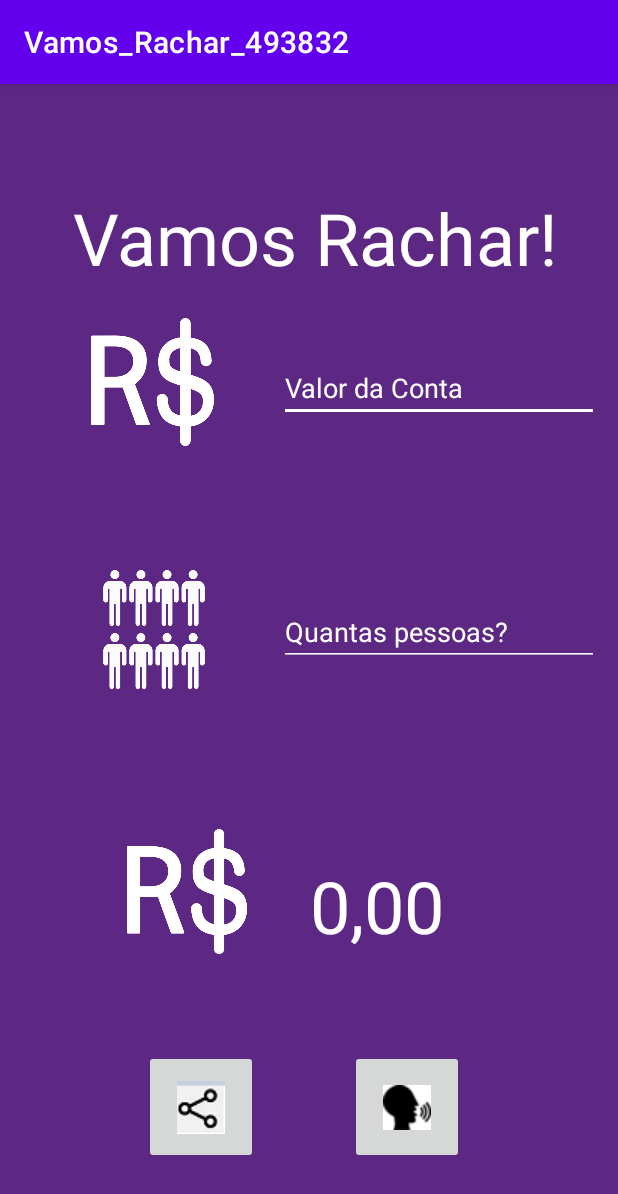
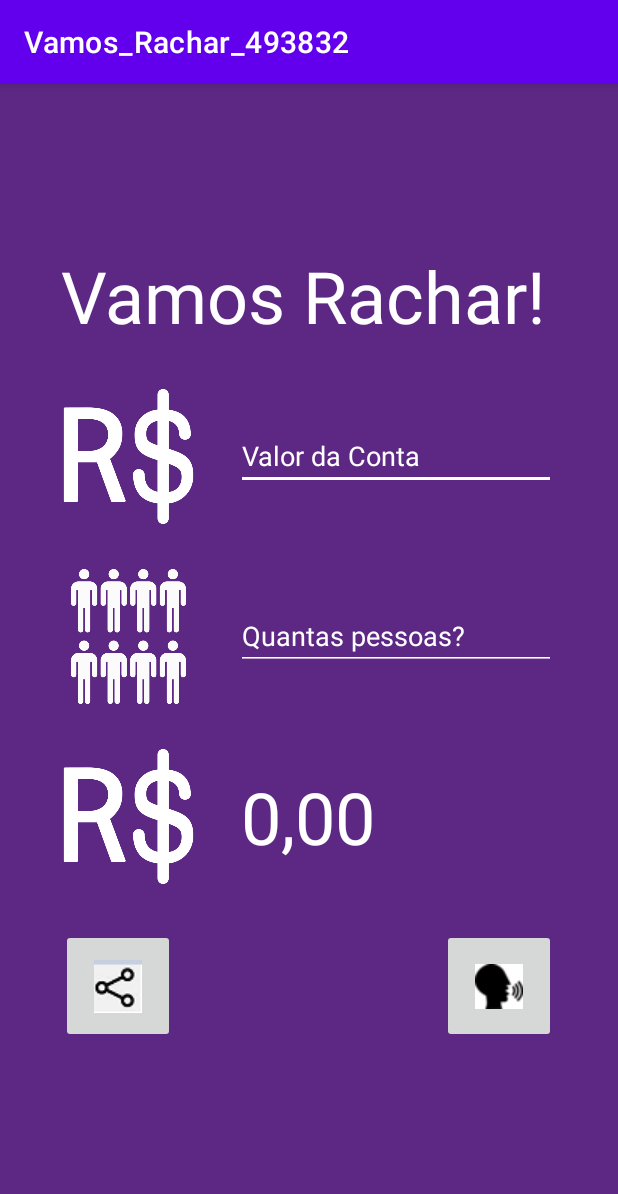
Before and after one commit to Joao-VictorF/VamosRachar, an Android app: the screen it shows after launch (MainActivity), on a phone screen of 412 x 824 dp. Shown: the top 1194 px of the screen. Run offline under Robolectric (Android 15) with nearby library versions, the phone set to English and light mode, and no system bars.

Commit message:
fixing layout responsiveness

```diff
--- a/app/src/main/res/layout/activity_main.xml
+++ b/app/src/main/res/layout/activity_main.xml
@@ -7,134 +7,127 @@
     android:background="#5D2884"
     tools:context=".MainActivity">
 
+    <LinearLayout
+        android:layout_width="330dp"
+        android:layout_height="550dp"
+        android:layout_marginStart="3dp"
+        android:layout_marginEnd="3dp"
+        android:orientation="vertical"
+        app:layout_constraintBottom_toBottomOf="parent"
+        app:layout_constraintEnd_toEndOf="parent"
+        app:layout_constraintHorizontal_bias="0.495"
+        app:layout_constraintStart_toStartOf="parent"
+        app:layout_constraintTop_toTopOf="parent"
+        app:layout_constraintVertical_bias="0.497">
         <TextView
             android:id="@+id/textView"
             android:layout_width="wrap_content"
             android:layout_height="wrap_content"
-        android:layout_marginStart="181dp"
-        android:layout_marginTop="70dp"
-        android:layout_marginEnd="172dp"
             android:text="Vamos Rachar!"
             android:textAppearance="@style/TextAppearance.AppCompat.Large"
             android:textColor="@color/white"
             android:textFontWeight="900"
             android:textSize="48sp"
-        app:layout_constraintEnd_toEndOf="parent"
-        app:layout_constraintStart_toStartOf="parent"
-        app:layout_constraintTop_toTopOf="parent" />
+            />
+
+        <RelativeLayout
+            android:layout_width="match_parent"
+            android:layout_height="wrap_content"
+            android:layout_marginTop="30dp">
 
             <ImageView
                 android:id="@+id/imageView2"
-        android:layout_width="91dp"
-        android:layout_height="85dp"
-        android:layout_marginStart="56dp"
-        android:layout_marginTop="156dp"
-        app:layout_constraintStart_toStartOf="parent"
-        app:layout_constraintTop_toTopOf="parent"
-        app:srcCompat="@drawable/valor" />
+                android:layout_width="90dp"
+                android:layout_height="90dp"
+                app:srcCompat="@drawable/valor"
+                android:layout_centerVertical="true"
+                android:layout_alignParentStart="true"/>
 
             <EditText
                 android:id="@+id/valor"
                 android:layout_width="wrap_content"
                 android:layout_height="wrap_content"
-        android:layout_marginTop="180dp"
+                android:backgroundTint="@android:color/white"
                 android:ems="10"
                 android:hint="Valor da Conta"
                 android:inputType="numberDecimal"
-        app:layout_constraintEnd_toEndOf="parent"
-        app:layout_constraintHorizontal_bias="0.935"
-        app:layout_constraintStart_toStartOf="parent"
                 android:textColor="@color/white"
                 android:textColorHint="@android:color/white"
-        android:backgroundTint="@android:color/white"
-        app:layout_constraintTop_toTopOf="parent" />
+                android:layout_centerVertical="true"
+                android:layout_alignParentEnd="true" />
+        </RelativeLayout>
 
+        <RelativeLayout
+            android:layout_width="match_parent"
+            android:layout_height="wrap_content"
+            android:layout_marginTop="30dp">
             <ImageView
                 android:id="@+id/imageView5"
-        android:layout_width="93dp"
-        android:layout_height="79dp"
-        android:layout_marginStart="56dp"
-        android:layout_marginTop="324dp"
-        app:layout_constraintStart_toStartOf="parent"
-        app:layout_constraintTop_toTopOf="parent"
-        app:srcCompat="@drawable/quantity" />
+                android:layout_width="90dp"
+                android:layout_height="90dp"
+                app:srcCompat="@drawable/quantity"
+                android:layout_centerVertical="true"
+                android:layout_alignParentStart="true"/>
 
             <EditText
                 android:id="@+id/qtd"
                 android:layout_width="wrap_content"
                 android:layout_height="wrap_content"
-        android:layout_marginBottom="380dp"
+                android:backgroundTint="@android:color/white"
                 android:ems="10"
                 android:hint="Quantas pessoas?"
                 android:inputType="numberDecimal"
-        app:layout_constraintBottom_toBottomOf="parent"
-        app:layout_constraintEnd_toEndOf="parent"
-        app:layout_constraintHorizontal_bias="0.935"
                 android:textColor="@color/white"
                 android:textColorHint="@android:color/white"
-        android:backgroundTint="@android:color/white"
-        app:layout_constraintStart_toStartOf="parent" />
+                android:layout_centerVertical="true"
+                android:layout_alignParentEnd="true" />
+        </RelativeLayout>
 
-    <!--    <EditText-->
-<!--        android:id="@+id/result"-->
-<!--        android:layout_width="wrap_content"-->
-<!--        android:layout_height="wrap_content"-->
-<!--        android:layout_marginBottom="184dp"-->
-<!--        android:ems="10"-->
-<!--        android:hint="Valor por pessoa"-->
-<!--        android:inputType="number"-->
-<!--        app:layout_constraintBottom_toBottomOf="parent"-->
-<!--        app:layout_constraintEnd_toEndOf="parent"-->
-<!--        app:layout_constraintHorizontal_bias="0.935"-->
-<!--        android:textColor="@color/white"-->
-<!--        android:textColorHint="@android:color/white"-->
-<!--        android:backgroundTint="@android:color/white"-->
-<!--        app:layout_constraintStart_toStartOf="parent" />-->
-
+        <RelativeLayout
+            android:layout_width="match_parent"
+            android:layout_height="wrap_content"
+            android:layout_marginTop="30dp">
             <ImageView
                 android:id="@+id/imageView3"
-        android:layout_width="89dp"
-        android:layout_height="83dp"
-        android:layout_marginStart="80dp"
-        android:layout_marginBottom="188dp"
-        app:layout_constraintBottom_toBottomOf="parent"
-        app:layout_constraintStart_toStartOf="parent"
-        app:srcCompat="@drawable/valor" />
-
+                android:layout_width="90dp"
+                android:layout_height="90dp"
+                app:srcCompat="@drawable/valor"
+                android:layout_centerVertical="true"
+                android:layout_alignParentStart="true"/>
             <TextView
                 android:id="@+id/result"
                 android:layout_width="wrap_content"
                 android:layout_height="wrap_content"
-        android:layout_marginEnd="116dp"
-        android:layout_marginBottom="188dp"
                 android:text="0,00"
                 android:textAppearance="@style/TextAppearance.AppCompat.Large"
                 android:textColor="@color/white"
                 android:textFontWeight="900"
                 android:textSize="48sp"
-        app:layout_constraintBottom_toBottomOf="parent"
-        app:layout_constraintEnd_toEndOf="parent" />
+                android:layout_marginLeft="120dp"
+                android:layout_centerVertical="true" />
+        </RelativeLayout>
 
+        <RelativeLayout
+            android:layout_width="match_parent"
+            android:layout_height="wrap_content"
+            android:layout_marginTop="30dp">
             <ImageButton
                 android:id="@+id/share"
                 android:layout_width="76dp"
                 android:layout_height="76dp"
-            android:layout_marginBottom="48dp"
-            app:layout_constraintBottom_toBottomOf="parent"
-            app:layout_constraintEnd_toEndOf="parent"
-            app:layout_constraintHorizontal_bias="0.286"
-            app:layout_constraintStart_toStartOf="parent"
-            app:srcCompat="@drawable/shareother" />
+                app:srcCompat="@drawable/shareother"
+                android:layout_centerVertical="true"
+                android:layout_alignParentStart="true"/>
 
             <ImageButton
                 android:id="@+id/say"
                 android:layout_width="76dp"
                 android:layout_height="76dp"
-        android:layout_marginBottom="48dp"
-        app:layout_constraintBottom_toBottomOf="parent"
-        app:layout_constraintEnd_toEndOf="parent"
-        app:layout_constraintHorizontal_bias="0.695"
-        app:layout_constraintStart_toStartOf="parent"
-        app:srcCompat="@drawable/say" />
+                app:srcCompat="@drawable/say"
+                android:layout_centerVertical="true"
+                android:layout_alignParentEnd="true"/>
+        </RelativeLayout>
+
+    </LinearLayout>
 
 </androidx.constraintlayout.widget.ConstraintLayout>
```
Lines whose indentation alone changed are shown as unchanged.
